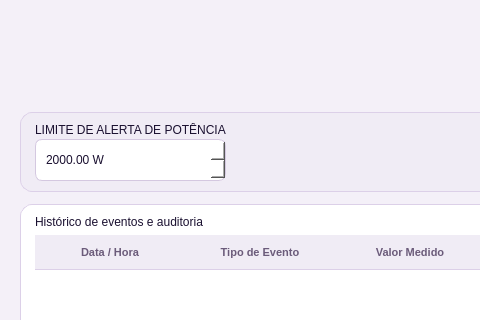
This is ui/dashboard.ui in JasmineAlves/SistemaSupervisaoControle-Desktop as Qt 5 draws it before an edit; both pictures show x 0 to 480 and y 403 to 723 of the 1280 by 894 pixel window. The edited form follows.
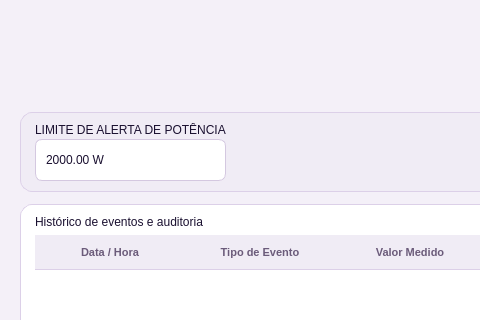
This is the edited form.

```diff
--- a/ui/dashboard.ui
+++ b/ui/dashboard.ui
@@ -31,6 +31,15 @@
     color: #1A1030;
 }
 
+QMessageBox {
+    background-color: #3D1A6B;
+    color: #ffffff;
+}
+
+QMessageBox QLabel {
+    color: #ffffff;
+}
+
 /* ===== Cabeçalho ===== */
 QFrame#header {
     background: qlineargradient(x1:0, y1:0, x2:1, y2:0,
@@ -185,6 +194,14 @@
     border: 1px solid #6D28D9;
 }
 
+QDoubleSpinBox::up-button,
+QDoubleSpinBox::down-button {
+    width: 0px;
+    height: 0px;
+    border: none;
+    background: transparent;
+}
+
 QPushButton {
     background-color: #FFFFFF;
     color: #1A1030;
```
